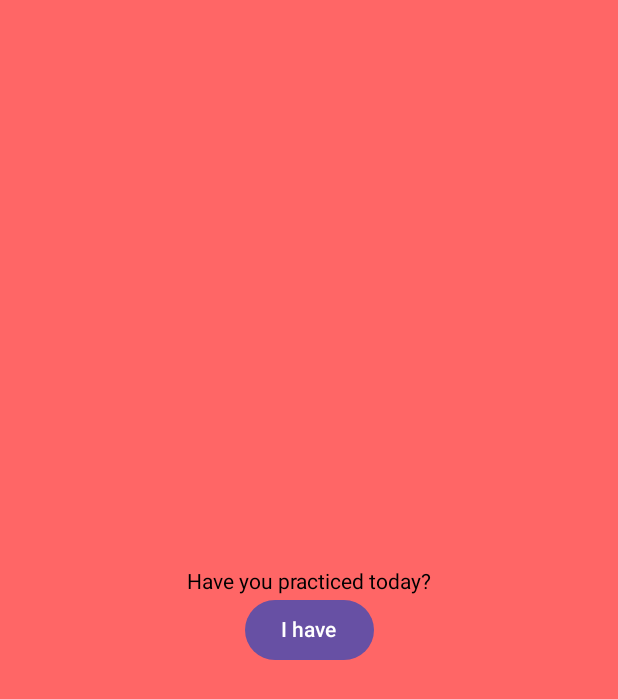
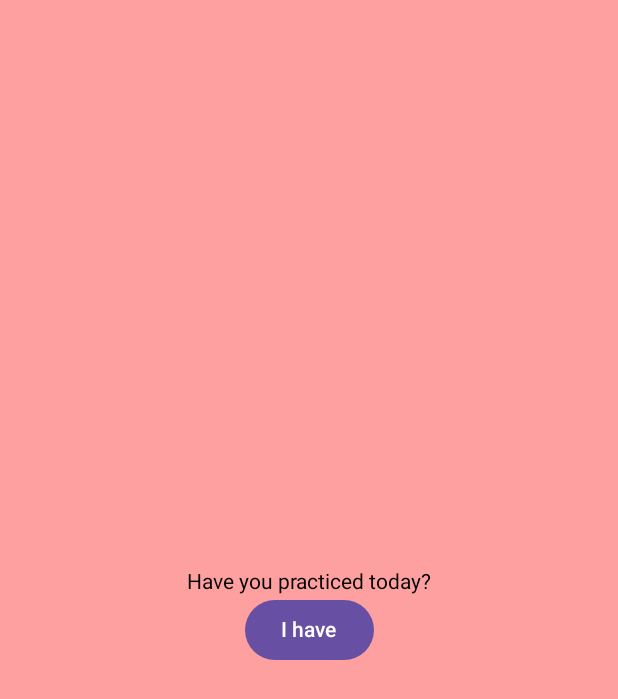
Before and after one commit to reluttrull/PracticeApp, an Android app built with Jetpack Compose: the screen it shows after launch (MainActivity), on a phone screen of 412 x 824 dp. Shown: the top 699 px of the screen. Run offline under Robolectric (Android 15) with nearby library versions, the phone set to English and light mode, and no system bars; missing, so only their content is drawn: PracticeAppTheme.

Commit message:
background color changing with button selection

```diff
--- a/app/build.gradle.kts
+++ b/app/build.gradle.kts
@@ -10,7 +10,7 @@ android {
 
     defaultConfig {
         applicationId = "com.example.practiceapp"
-        minSdk = 24
+        minSdk = 26
         targetSdk = 36
         versionCode = 1
         versionName = "1.0"
--- a/app/src/main/java/com/example/practiceapp/MainActivity.kt
+++ b/app/src/main/java/com/example/practiceapp/MainActivity.kt
@@ -17,6 +17,7 @@ import androidx.compose.ui.text.style.TextAlign
 import androidx.compose.ui.tooling.preview.Preview
 import androidx.compose.ui.unit.dp
 import androidx.lifecycle.MutableLiveData
+import java.time.LocalTime
 import com.example.practiceapp.ui.theme.PracticeAppTheme
 
 class MainActivity : ComponentActivity() {
@@ -27,13 +28,22 @@ class MainActivity : ComponentActivity() {
 //        val rootView = findViewById<View>(android.R.id.content)
 //        rootView.setBackgroundColor(Color.RED)
         setContent {
+            val currentHour = LocalTime.now().hour
             var hasPracticed by remember {
                 mutableStateOf(false)
             }
             val colors = if (hasPracticed) {
                 Color(android.graphics.Color.parseColor("#A7FC85"))
             } else {
-                Color(android.graphics.Color.parseColor("#FF6666"))
+                if (currentHour < 6) {
+                    Color(android.graphics.Color.parseColor("#FFC6C6"))
+                } else if (currentHour < 12) {
+                    Color(android.graphics.Color.parseColor("#FFA0A0"))
+                } else if (currentHour < 18) {
+                    Color(android.graphics.Color.parseColor("#FF7F7F"))
+                } else {
+                    Color(android.graphics.Color.parseColor("#FF4848"))
+                }
             }
             PracticeAppTheme {
                 Scaffold(modifier = Modifier.fillMaxSize()) { innerPadding ->
```
